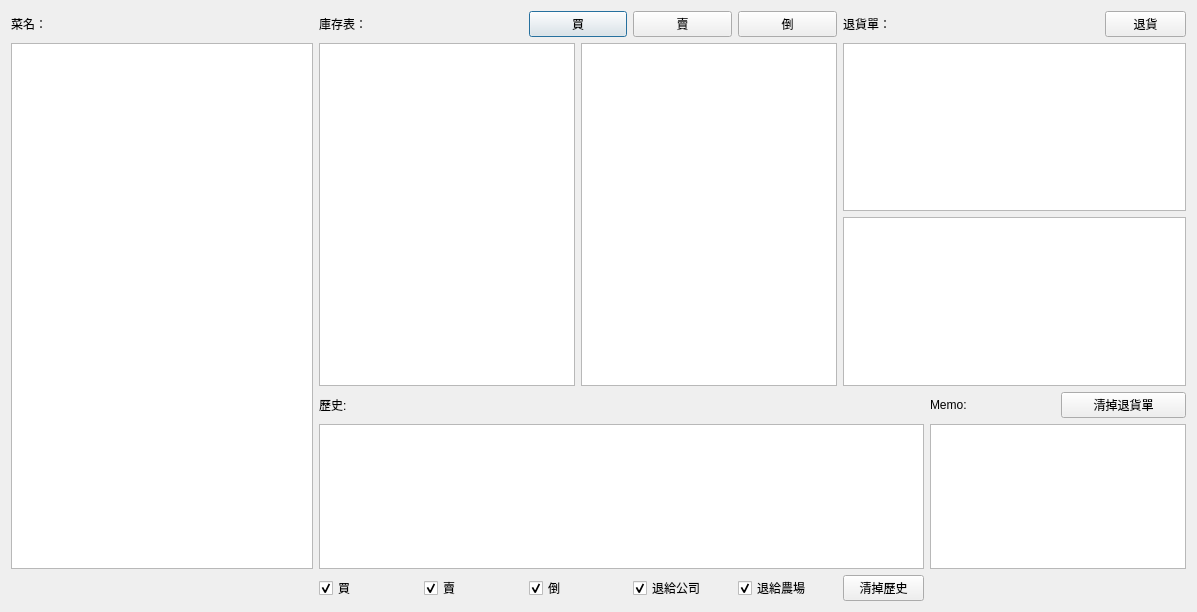
Old version of the form dialog.ui in the repository ultimatedbz/inventory.
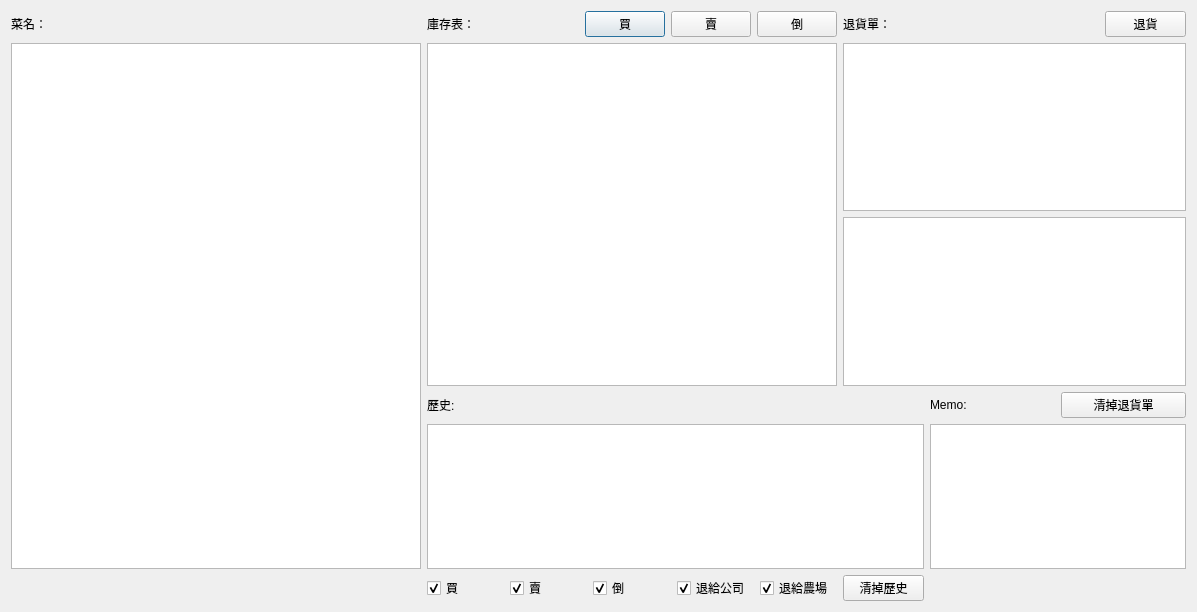
New version of the form.

Commit message: Saving should work properly

Patch:
```diff
--- a/dialog.ui
+++ b/dialog.ui
@@ -101,11 +101,8 @@
    </item>
    <item row="1" column="1">
     <layout class="QGridLayout" name="gridLayout_2">
-     <item row="0" column="1">
-      <widget class="QListWidget" name="breakDown"/>
-     </item>
      <item row="0" column="0">
-      <widget class="QTreeView" name="treeView"/>
+      <widget class="QListWidget" name="breakDown"/>
      </item>
     </layout>
    </item>
```
The commit also changes 1 other file.
